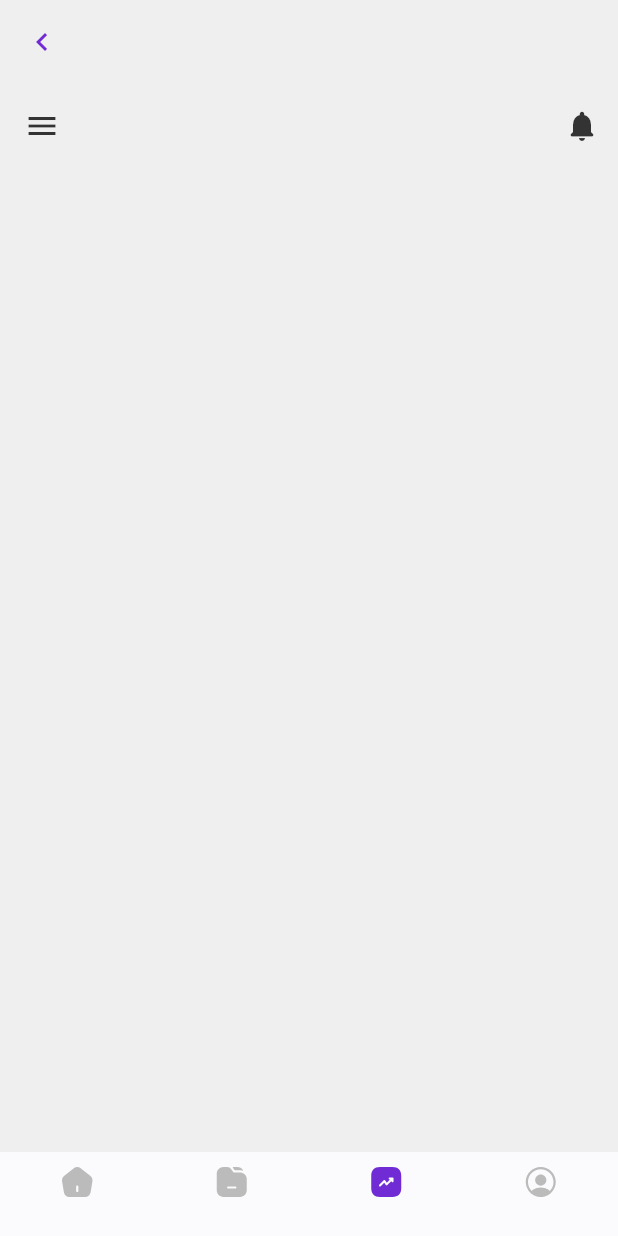
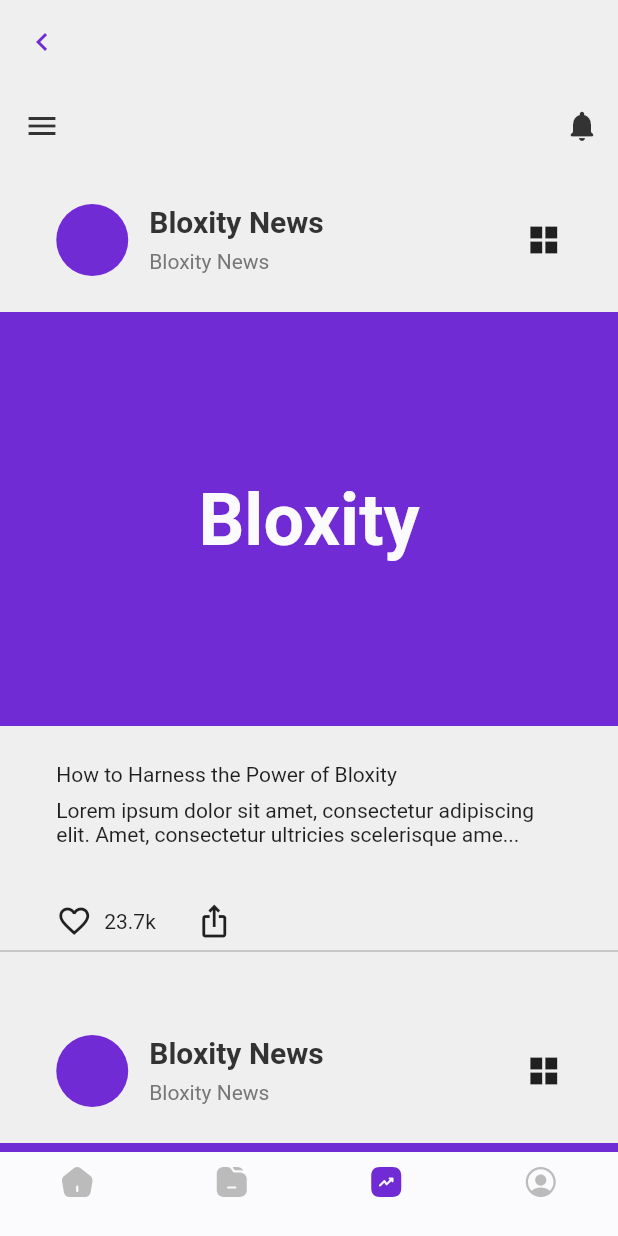
Before and after one commit to Praise650/Bloxity, a Flutter app: the screen it shows after launch, item 3 of the bottom bar chosen, on a phone screen of 412 x 824 dp. Run offline on Flutter 3.47's test engine with Material 2 defaults, Android fonts, the phone set to English and light mode, and no system bars; our stand-ins replace flutter_hooks, flutter_svg, font_awesome_flutter, google_fonts, stacked; Roboto replaces fonts that are missing (Apercu, GT Walsheim Pro).

Commit message:
I implemented news screen and added dummy news data to display on screen

```diff
--- a/lib/ui/screens/news/news.dart
+++ b/lib/ui/screens/news/news.dart
@@ -1,7 +1,9 @@
 import 'package:flutter/material.dart';
 
 import '../../layouts/base_scaffold.dart';
+import '../../layouts/base_scaffold_body.dart';
 import '../../widgets/custom_app_bar.dart';
+import '../../widgets/news/news_card_widget.dart';
 
 class News extends StatelessWidget {
   const News({Key? key}) : super(key: key);
@@ -10,7 +12,20 @@ class News extends StatelessWidget {
   Widget build(BuildContext context) {
     return BaseScaffold(
       isAppBar: const CustomAppBar(),
-      body: Container(),
+      body: BaseScaffoldBody(
+        padding: EdgeInsets.zero,
+        builder: (context, scrollController) {
+          return Column(
+            children: List.generate(
+              6,
+              (index) => const NewsCardWidget(
+                newTitle: 'Bloxity News',
+                newsSubtitle: 'Bloxity News',
+              ),
+            ),
+          );
+        },
+      ),
     );
   }
 }
--- /dev/null
+++ b/lib/ui/widgets/news/news_card_widget.dart
@@ -0,0 +1,114 @@
+import 'package:flutter/material.dart';
+
+import '../../styles/style.dart';
+
+class NewsCardWidget extends StatelessWidget {
+  final String newTitle;
+
+  final String? newsSubtitle;
+
+  const NewsCardWidget({
+    Key? key,
+    required this.newTitle,
+    this.newsSubtitle,
+  }) : super(key: key);
+
+  @override
+  Widget build(BuildContext context) {
+    return Container(
+      padding: const EdgeInsets.symmetric(vertical: 24),
+      width: MediaQuery.of(context).size.width,
+      child: Column(
+        children: [
+          Padding(
+            padding: const EdgeInsets.symmetric(horizontal: 37.5),
+            child: Row(
+              mainAxisAlignment: MainAxisAlignment.spaceBetween,
+              children: [
+                Row(
+                  mainAxisAlignment: MainAxisAlignment.center,
+                  children: [
+                    const CircleAvatar(
+                      radius: 24,
+                      backgroundColor: AppColor.primary,
+                    ),
+                    const SizedBox(width: 14),
+                    Column(
+                      crossAxisAlignment: CrossAxisAlignment.start,
+                      children: [
+                        Text(
+                          newTitle,
+                          style: kHeadline3TextStyle.copyWith(
+                            color: AppColor.textPrimary,
+                            fontWeight: FontWeight.w700,
+                          ),
+                        ),
+                        const SizedBox(height: 2),
+                        Text(
+                          newsSubtitle ?? '',
+                          style: kBodyText1TextStyle.copyWith(
+                            fontWeight: FontWeight.w400,
+                            color: AppColor.secondarySwatch[300],
+                          ),
+                        ),
+                      ],
+                    )
+                  ],
+                ),
+                const Icon(
+                  Icons.grid_view_sharp,
+                ),
+              ],
+            ),
+          ),
+          const SizedBox(height: 24),
+          Container(
+            alignment: Alignment.center,
+            padding: const EdgeInsets.symmetric(vertical: 110),
+            decoration: newsCardDeco,
+            child: Text(
+              'Bloxity',
+              style: kHeadline1TextStyle.copyWith(
+                fontSize: 48,
+                fontWeight: FontWeight.w700,
+              ),
+            ),
+          ),
+          const SizedBox(height: 24),
+          Padding(
+            padding: const EdgeInsets.symmetric(horizontal: 37.5),
+            child: Column(
+              crossAxisAlignment: CrossAxisAlignment.start,
+              children: [
+                const Text('How to Harness the Power of Bloxity'),
+                const SizedBox(height: 8),
+                const Text(
+                  'Lorem ipsum dolor sit amet, consectetur adipiscing elit. Amet,'
+                  ' consectetur ultricies scelerisque ame...',
+                ),
+                const SizedBox(height: 38),
+                Row(
+                  crossAxisAlignment: CrossAxisAlignment.center,
+                  children: [
+                    Row(
+                      children: const [
+                        Icon(Icons.favorite_border),
+                        SizedBox(width: 8),
+                        Text('23.7k')
+                      ],
+                    ),
+                    const SizedBox(width: 27),
+                    const Icon(Icons.ios_share),
+                  ],
+                ),
+              ],
+            ),
+          ),
+          const Divider(
+            color: Colors.grey,
+          )
+        ],
+      ),
+    );
+  }
+}
```
